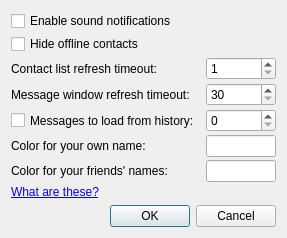
Qt form src/ui/configWindow.ui (ilvokhin/oop-project) before a commit.
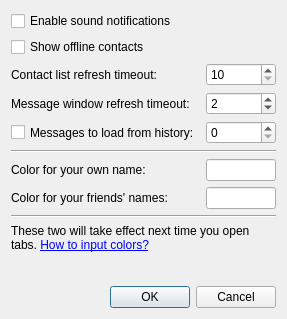
The same form after that commit.

Commit message: added configuration window (save/load/update)

What changed in the file:
```diff
--- a/src/ui/configWindow.ui
+++ b/src/ui/configWindow.ui
@@ -7,7 +7,7 @@
     <x>0</x>
     <y>0</y>
     <width>267</width>
-    <height>223</height>
+    <height>301</height>
    </rect>
   </property>
   <property name="minimumSize">
@@ -22,12 +22,6 @@
   <layout class="QGridLayout" name="gridLayout">
    <item row="0" column="0" colspan="2">
     <layout class="QFormLayout" name="formLayout">
-     <property name="horizontalSpacing">
-      <number>6</number>
-     </property>
-     <property name="verticalSpacing">
-      <number>3</number>
-     </property>
      <item row="0" column="0">
       <widget class="QCheckBox" name="enableSound">
        <property name="text">
@@ -38,7 +32,7 @@
      <item row="1" column="0">
       <widget class="QCheckBox" name="hideOffline">
        <property name="text">
-        <string>Hide offline contacts</string>
+        <string>Show offline contacts</string>
        </property>
       </widget>
      </item>
@@ -50,7 +44,7 @@
       </widget>
      </item>
      <item row="2" column="1">
-      <widget class="QSpinBox" name="messagesTimeout">
+      <widget class="QSpinBox" name="contactsTimeout">
        <property name="maximumSize">
         <size>
          <width>70</width>
@@ -58,10 +52,10 @@
         </size>
        </property>
        <property name="minimum">
-        <number>1</number>
+        <number>10</number>
        </property>
        <property name="maximum">
-        <number>60</number>
+        <number>120</number>
        </property>
       </widget>
      </item>
@@ -73,7 +67,7 @@
       </widget>
      </item>
      <item row="3" column="1">
-      <widget class="QSpinBox" name="updateTimeout">
+      <widget class="QSpinBox" name="messagesTimeout">
        <property name="maximumSize">
         <size>
          <width>70</width>
@@ -81,10 +75,13 @@
         </size>
        </property>
        <property name="minimum">
-        <number>30</number>
+        <number>1</number>
        </property>
        <property name="maximum">
-        <number>120</number>
+        <number>60</number>
+       </property>
+       <property name="value">
+        <number>2</number>
        </property>
       </widget>
      </item>
@@ -117,7 +114,14 @@
        </property>
       </widget>
      </item>
-     <item row="5" column="0">
+     <item row="5" column="0" colspan="2">
+      <widget class="Line" name="line">
+       <property name="orientation">
+        <enum>Qt::Horizontal</enum>
+       </property>
+      </widget>
+     </item>
+     <item row="6" column="0">
       <widget class="QLabel" name="myColorLabel">
        <property name="sizePolicy">
         <sizepolicy hsizetype="MinimumExpanding" vsizetype="MinimumExpanding">
@@ -130,7 +134,7 @@
        </property>
       </widget>
      </item>
-     <item row="5" column="1">
+     <item row="6" column="1">
       <widget class="QLineEdit" name="myColor">
        <property name="sizePolicy">
         <sizepolicy hsizetype="MinimumExpanding" vsizetype="MinimumExpanding">
@@ -149,7 +153,7 @@
        </property>
       </widget>
      </item>
-     <item row="6" column="0">
+     <item row="7" column="0">
       <widget class="QLabel" name="friendsColorLabel">
        <property name="sizePolicy">
         <sizepolicy hsizetype="MinimumExpanding" vsizetype="MinimumExpanding">
@@ -162,7 +166,7 @@
        </property>
       </widget>
      </item>
-     <item row="6" column="1">
+     <item row="7" column="1">
       <widget class="QLineEdit" name="friendsColor">
        <property name="sizePolicy">
         <sizepolicy hsizetype="MinimumExpanding" vsizetype="MinimumExpanding">
@@ -181,22 +185,32 @@
        </property>
       </widget>
      </item>
-     <item row="7" column="0">
-      <widget class="QLabel" name="colorHelp">
-       <property name="sizePolicy">
-        <sizepolicy hsizetype="MinimumExpanding" vsizetype="MinimumExpanding">
-         <horstretch>0</horstretch>
-         <verstretch>0</verstretch>
-        </sizepolicy>
-       </property>
-       <property name="text">
-        <string>&lt;html&gt;&lt;head/&gt;&lt;body&gt;&lt;p&gt;&lt;a href=&quot;http://html-color-codes.info&quot;&gt;&lt;span style=&quot; text-decoration: underline; color:#0000ff;&quot;&gt;What are these?&lt;/span&gt;&lt;/a&gt;&lt;/p&gt;&lt;/body&gt;&lt;/html&gt;</string>
+     <item row="8" column="0" colspan="2">
+      <widget class="Line" name="line_2">
+       <property name="orientation">
+        <enum>Qt::Horizontal</enum>
        </property>
       </widget>
      </item>
     </layout>
    </item>
-   <item row="1" column="1">
+   <item row="1" column="0" colspan="2">
+    <widget class="QLabel" name="colorHelp">
+     <property name="sizePolicy">
+      <sizepolicy hsizetype="MinimumExpanding" vsizetype="MinimumExpanding">
+       <horstretch>0</horstretch>
+       <verstretch>0</verstretch>
+      </sizepolicy>
+     </property>
+     <property name="text">
+      <string>&lt;html&gt;&lt;head/&gt;&lt;body&gt;&lt;p&gt;These two will take effect next time you open tabs. &lt;a href=&quot;http://html-color-codes.info&quot;&gt;&lt;span style=&quot; text-decoration: underline; color:#0000ff;&quot;&gt;How to input colors?&lt;/span&gt;&lt;/a&gt;&lt;/p&gt;&lt;/body&gt;&lt;/html&gt;</string>
+     </property>
+     <property name="wordWrap">
+      <bool>true</bool>
+     </property>
+    </widget>
+   </item>
+   <item row="2" column="1">
     <spacer name="verticalSpacer">
      <property name="orientation">
       <enum>Qt::Vertical</enum>
@@ -204,12 +218,12 @@
      <property name="sizeHint" stdset="0">
       <size>
        <width>20</width>
-       <height>0</height>
+       <height>4</height>
       </size>
      </property>
     </spacer>
    </item>
-   <item row="2" column="0">
+   <item row="3" column="0">
     <spacer name="horizontalSpacer">
      <property name="orientation">
       <enum>Qt::Horizontal</enum>
@@ -225,7 +239,7 @@
      </property>
     </spacer>
    </item>
-   <item row="2" column="1">
+   <item row="3" column="1">
     <widget class="QDialogButtonBox" name="apply">
      <property name="standardButtons">
       <set>QDialogButtonBox::Cancel|QDialogButtonBox::Ok</set>
```
Left out of the diff: 43 changed lines with no effect on the pictures. The commit also changes 7 other files.
